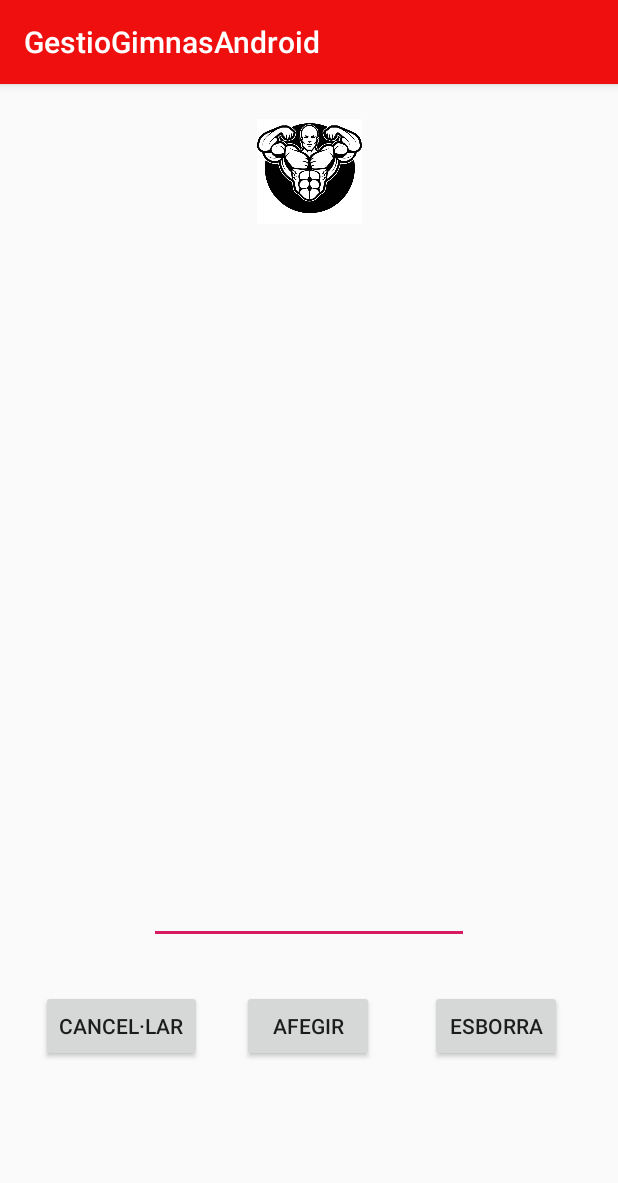
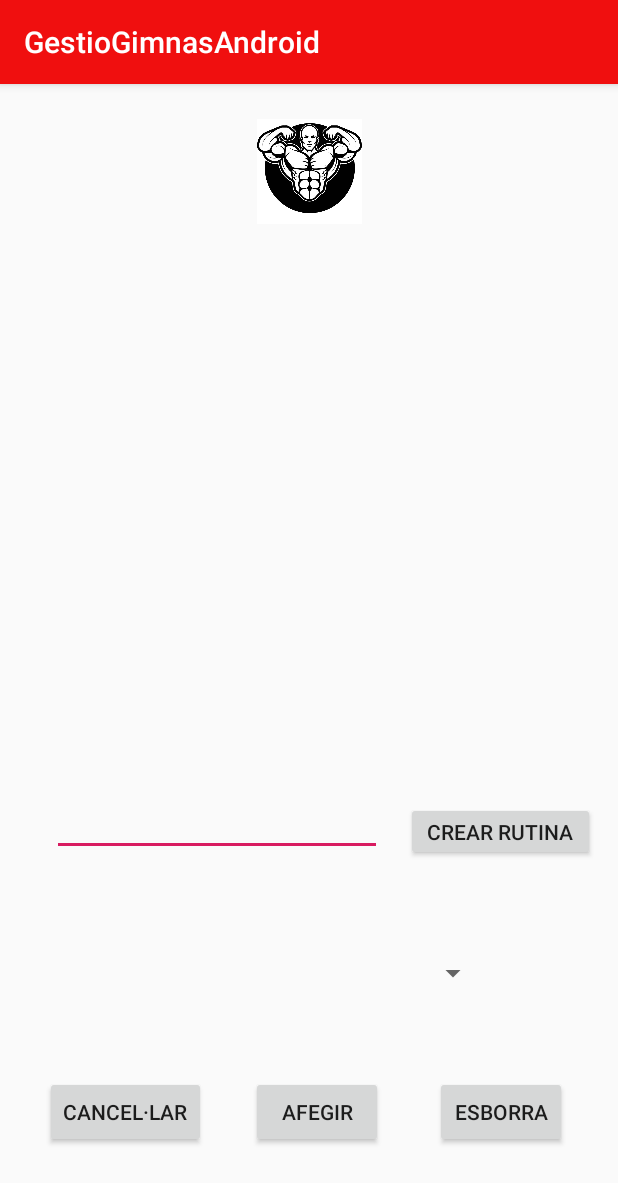
Before and after one commit to pinzon25/GestioGimnasAndroid, an Android app: the DetailActivityRutines screen opened directly, with no data from a screen before it, after a tap on "AFEGIR", on a phone screen of 412 x 824 dp. Shown: the top 1183 px of the screen. Run offline under Robolectric (Android 15) with nearby library versions, the phone set to English and light mode, and no system bars; our stand-ins replace Firebase (no records; nobody signed in at launch, a user with empty details on screens opened directly); 1 statement that could not run was skipped.

Commit message:
-implementat un Spinner on es mostren les rutines existents.

```diff
--- a/app/src/main/java/ricard/projecte/gestiogimnasandroid/DetailActivityRutines.java
+++ b/app/src/main/java/ricard/projecte/gestiogimnasandroid/DetailActivityRutines.java
@@ -12,15 +12,14 @@ import android.widget.ArrayAdapter;
 import android.widget.Button;
 import android.widget.EditText;
 import android.widget.ListView;
+import android.widget.Spinner;
 import android.widget.TextView;
 import android.widget.Toast;
 
 import com.google.android.gms.tasks.OnFailureListener;
 import com.google.android.gms.tasks.OnSuccessListener;
 import com.google.android.gms.tasks.Task;
-import com.google.firebase.firestore.DocumentReference;
 import com.google.firebase.firestore.DocumentSnapshot;
-import com.google.firebase.firestore.FieldValue;
 import com.google.firebase.firestore.FirebaseFirestore;
 import com.google.firebase.firestore.QuerySnapshot;
 
@@ -29,34 +28,45 @@ import java.util.HashMap;
 import java.util.List;
 import java.util.Map;
 
+import static android.R.layout.simple_spinner_item;
+
 public class DetailActivityRutines extends AppCompatActivity {
     public FirebaseFirestore db = FirebaseFirestore.getInstance();
     public Client c;
     public Exercici e;
     public ListView exercicis;
     TextView nomMuscul;
+    public Spinner SpRutines;
     public EditText Nrutina;
-    public Button CancelarRutina, afegirExercici, esborrarExercici;
+    public Button CancelarRutina, afegirExercici, esborrarExercici, novaRutina;
     public ArrayList<Exercici> llistaExercicisMuscul;
     public ArrayList<String> exercicisLlista;
+    public List<String> rutinesExistents;
     public String nomRutina;
+    public String[]rut;
 
     @Override
     protected void onCreate(Bundle savedInstanceState) {
         super.onCreate(savedInstanceState);
         setContentView(R.layout.activity_detail_rutines);
+        SpRutines = findViewById(R.id.SpRutinesExistents);
         exercicis = findViewById(R.id.LlistaEx);
         nomMuscul = findViewById(R.id.LbNomMuscul);
         Nrutina = findViewById(R.id.TfNomRutina);
         CancelarRutina = findViewById(R.id.BtCancelarRutines);
         afegirExercici = findViewById(R.id.BtAfegirExercici);
         esborrarExercici = findViewById(R.id.BtEsborraExercici);
+        novaRutina = findViewById(R.id.BtNovaRutina);
         nomRutina="";
+        rut = new String[1];
 
         e = null;
         exercicisLlista = new ArrayList<>();
+        rutinesExistents= new ArrayList<>();
         llistaExercicisMuscul = new ArrayList<>();
         rebreDades();
+
+        //obteRutinesExistents();
 
 
         exercicis.setOnItemClickListener(new AdapterView.OnItemClickListener() {
@@ -64,36 +74,50 @@ public class DetailActivityRutines extends AppCompatActivity {
             public void onItemClick(AdapterView<?> adapterView, View view, int i, long l) {
                     for(int j = 0; j <llistaExercicisMuscul.size();j++ ) {
                         if (adapterView.getItemAtPosition(i).toString().equals(llistaExercicisMuscul.get(i).getNom())) {
-
-                            /*if(nomRutina.isEmpty()) {
-                                Toast.makeText(DetailActivityRutines.this, "No has introduit un nom per a la rutina.", Toast.LENGTH_SHORT).show();
-                            }else {*/
-                                //nomRutina = Nrutina.getText().toString();
                                 Log.d("Nom de la rutina introduit", nomRutina);
                                 e = llistaExercicisMuscul.get(i);
                                 Log.d("exercici clicat", e.getNom());   //Verifica correctament ques'hagi introduit un nom de rutina i el exercici clicat.
                                 break;
-                            //}
                         }
                     }
-               // obteRutina(); //Dintre del onItemClick si que executa el  metode obteRutina().
-
             }
         });
 
-        //obteRutina();//Al posarlo al OnCreate peta.
+        obteRutinesExistents();
 
+        ArrayAdapter adapter= new ArrayAdapter(this, simple_spinner_item,rutinesExistents);
+        adapter.setDropDownViewResource(simple_spinner_item);
+        SpRutines.setAdapter(adapter);
+
+    } //Final OnCreate
+
+
+
+
+
+    //Agafa el contingut del text view i el guarda com a rutina a labbdd.
+    public void creaNovaRutina(View view){
+
+        nomRutina = Nrutina.getText().toString();
+        Map<String, Object> exN = new HashMap<>();
+        exN.put("Nom", nomRutina);
+        Task<Void> querySnapshotTask = db.collection("Clients").document(c.getNom()).collection("Rutines").document(nomRutina).set(exN);
+        Nrutina.setText("");
+        nomRutina="";
+        rutinesExistents.clear();
+        obteRutinesExistents();
     }
 
 
-
+    //Guarda els exercicis a les rutines.
     public void obteRutina(View view) {
+        //String nomrutina="";
         //Exercici ex = DetailActivityRutines.this.e;//Funciona be.
         //Log.d("obteRutina()-->Nom del exercici ex", ex.getNom());
-        Log.d("obteRutina()-->Nom del exercici e", e.getNom());//Aqui tambe obte el exercici global.
+        //Log.d("obteRutina()-->Nom del exercici e", e.getNom());//Aqui tambe obte el exercici global.
         nomRutina = Nrutina.getText().toString();
     if(nomRutina.equals("")){
-        Toast.makeText(DetailActivityRutines.this, "No has introduit un nom per a la rutina.", Toast.LENGTH_SHORT).show();
+        Toast.makeText(DetailActivityRutines.this, "No has escollit la rutina.", Toast.LENGTH_SHORT).show();
     }else {
 
         Map<String, Object> exN = new HashMap<>();
@@ -118,95 +142,12 @@ public class DetailActivityRutines extends AppCompatActivity {
             }
         });
 
-
-        //FUNCIONA
-        /*db.collection("Clients").document(c.getNom()).collection("Rutines").document(nomRutina).set(actv).addOnSuccessListener(new OnSuccessListener() {
-            @Override
-            public void onSuccess(Object o) {
-                Toast.makeText(DetailActivityRutines.this, "Dades guardades", Toast.LENGTH_SHORT).show();
-            }
-        }).addOnFailureListener(new OnFailureListener() {
-            @Override
-            public void onFailure(@NonNull Exception e) {
-                Toast.makeText(DetailActivityRutines.this, "No s'han pogut guardar les dades.", Toast.LENGTH_SHORT).show();
-            }
-        });*/
-
-        /*DocumentReference docRef = (DocumentReference) db.collection("Clients").document(client.getNom());
-        docRef.update("Cuota", FieldValue.increment(totalsuplement));
-
-        insAct.add(act);*/
-    }
+      }
+    nomRutina="";
     }
 
-    /*
-    //Agafem tots els documents de la coleccio "Rutines".
-        Task<QuerySnapshot> querySnapshotTask = db.collection("Clients").document(c.getNom()).collection("Rutines").get().addOnSuccessListener(new OnSuccessListener<QuerySnapshot>() {
-            @Override
-            public void onSuccess(QuerySnapshot queryDocumentSnapshots) {
-                String nom = "";
-                //Exercici ex = DetailActivityRutines.this.e; //Aqui hem pogut obtenir la variable global d'exercici e.
 
-                List<DocumentSnapshot> documents = queryDocumentSnapshots.getDocuments();
-                Log.d("obteRutina()-->1er querysnapshot.", "Correcte");
-
-                for (DocumentSnapshot document : documents) {//Repassem tots els documents de la coleccio.
-                    //Log.d("obteRutina()-->Nom de la rutina introduit", nomRutina);
-                    nom = document.getString("Nom");
-                    //Log.d("obteRutina()-->Nom del exercici e", e.getNom()); //D'aquesta manera tambe reconeix la variable.
-
-                    //Si el nom de la rutina coincideix amb el de la base de dades, llavors es quan afegim aquell exercici a la rutina, sino, mostrem un toast.
-                    //if (nomRutina.equals(nom)) {
-                        String nomE = document.getString("Nom");
-                        Map<String, Object> exRut = new HashMap<>(); //Creem un hashmap amb les dades del exercici a guardar.
-                        exRut.put("Descripcio", e.getDescripcio());
-                        exRut.put("Nom", e.getNom());
-                        exRut.put("Dificultat", e.getDificultat());
-                        exRut.put("Benefici", e.getBenefici());
-
-                        //Guardem les dades del hashmap dintre del document nou.
-                        db.collection("Clients").document(c.getNom()).collection("Rutines").document(nomRutina).collection("exercicis").document(nomE).set(exRut);/*.addOnSuccessListener(new OnSuccessListener() {
-                            @Override
-                            public void onSuccess(Object o) {
-                                Toast.makeText(DetailActivityRutines.this, "Exercici afegit a la rutina" + nomRutina, Toast.LENGTH_SHORT).show();
-                            }
-                        }).addOnFailureListener(new OnFailureListener() {
-                            @Override
-                            public void onFailure(@NonNull Exception e) {
-                                Toast.makeText(DetailActivityRutines.this, "No s'han pogut guardar les dades.", Toast.LENGTH_SHORT).show();
-                            }
-                        });*/
-    // }
-
-
-
-
-
-    /*public void afegirExercici(View view){
-    //obteRutina();
-    }*/
-
-    /*public void guardaRutina(final String nom, Exercici ex){
-        String nomEx="";
-        Map<String, Object> exRut = new HashMap<>();
-        exRut.put("Descripcio", ex.getDescripcio());
-        exRut.put("Nom", ex.getNom());
-        exRut.put("Dificultat", ex.getDificultat());
-        exRut.put("Benefici", ex.getBenefici());
-
-        db.collection("Clients").document(c.getNom()).collection("Rutines").document(nom).collection("exercicis").document(ex.getNom()).set(exRut).addOnSuccessListener(new OnSuccessListener() {
-            @Override
-            public void onSuccess(Object o) {
-                Toast.makeText(DetailActivityRutines.this, "Exercici afegit a la rutina" + nom, Toast.LENGTH_SHORT).show();
-            }
-        }).addOnFailureListener(new OnFailureListener() {
-            @Override
-            public void onFailure(@NonNull Exception e) {
-                Toast.makeText(DetailActivityRutines.this, "No s'han pogut guardar les dades.", Toast.LENGTH_SHORT).show();
-            }
-        });
-    }*/
-
+    //Obte les dades de la activity anterior.
     public void rebreDades(){
         String nom="";
         Intent in = getIntent();
@@ -215,6 +156,8 @@ public class DetailActivityRutines extends AppCompatActivity {
         obteExercicisMuscul(nom);
         nomMuscul.setText(nom);
     }
+
+    //Obte els exercicis del muscul escollit.
     public void obteExercicisMuscul(String nomMuscul){
         Task<QuerySnapshot> querySnapshotTask = db.collection("Exercicis").document(nomMuscul).collection("Exercici").get().addOnSuccessListener(new OnSuccessListener<QuerySnapshot>() {
             @Override
@@ -234,13 +177,31 @@ public class DetailActivityRutines extends AppCompatActivity {
                     llistaExercicisMuscul.add(ex);
                     exercicisLlista.add(ex.getNom());
                     Log.d("exerciciLlista conte",ex.getNom()); //Verifiquem el nom que ens arriba des de la activity ActivitatsUsuari.
-                    ArrayAdapter adaptador = new ArrayAdapter(DetailActivityRutines.this,android.R.layout.simple_list_item_1,exercicisLlista);
+                    ArrayAdapter adaptador = new ArrayAdapter(DetailActivityRutines.this, android.R.layout.simple_list_item_1,exercicisLlista);
                     exercicis.setAdapter(adaptador);
                 }
             }
         });
     }
 
+    //Llegeix les rutines existents a la BBDD.
+    public void obteRutinesExistents(){
+        //final ArrayList<String> llistaRut = new ArrayList<>();
+        Task<QuerySnapshot> querySnapshotTask = db.collection("Clients").document(c.getNom()).collection("Rutines").get().addOnSuccessListener(new OnSuccessListener<QuerySnapshot>() {
+            @Override
+            public void onSuccess(QuerySnapshot queryDocumentSnapshots) {
+                String nom = "";
+
+                List<DocumentSnapshot> documents = queryDocumentSnapshots.getDocuments();
+                for (DocumentSnapshot document : documents) {
+                    nom = document.getString("Nom");
+                    rutinesExistents.add(nom);
+                }
+              }
+            });
+        }
+
+
     public void sortir(View view){
         finish();
     }
--- a/app/src/main/res/layout/activity_detail_rutines.xml
+++ b/app/src/main/res/layout/activity_detail_rutines.xml
@@ -43,13 +43,14 @@
                 app:layout_constraintStart_toStartOf="parent"
                 app:layout_constraintTop_toTopOf="parent"
                 app:srcCompat="@drawable/bodybuilder" />
-        </androidx.constraintlayout.widget.ConstraintLayout>
+
+    </androidx.constraintlayout.widget.ConstraintLayout>
 
 
         <ListView
             android:id="@+id/LlistaEx"
             android:layout_width="match_parent"
-            android:layout_height="371dp" />
+            android:layout_height="300dp" />
 
         <androidx.constraintlayout.widget.ConstraintLayout
             android:layout_width="match_parent"
@@ -67,6 +68,31 @@
                 <androidx.constraintlayout.widget.ConstraintLayout
                     android:layout_width="match_parent"
                     android:layout_height="match_parent">
+
+                    <EditText
+                        android:id="@+id/TfNomRutina"
+                        android:layout_width="220dp"
+                        android:layout_height="33dp"
+                        android:layout_marginTop="2dp"
+                        android:ems="10"
+                        android:inputType="textPersonName"
+                        android:textSize="12sp"
+                        app:layout_constraintBottom_toTopOf="@+id/BtAfegirExercici"
+                        app:layout_constraintEnd_toEndOf="parent"
+                        app:layout_constraintHorizontal_bias="0.181"
+                        app:layout_constraintStart_toStartOf="parent"
+                        app:layout_constraintTop_toTopOf="parent"
+                        app:layout_constraintVertical_bias="0.3" />
+
+                    <Spinner
+                        android:id="@+id/SpRutinesExistents"
+                        android:layout_width="240dp"
+                        android:layout_height="19dp"
+                        android:contextClickable="false"
+                        app:layout_constraintBottom_toBottomOf="parent"
+                        app:layout_constraintEnd_toEndOf="parent"
+                        app:layout_constraintStart_toStartOf="parent"
+                        app:layout_constraintTop_toTopOf="parent" />
 
                     <Button
                         android:id="@+id/BtCancelarRutina"
@@ -87,9 +113,9 @@
                         android:text="Afegir"
                         app:layout_constraintBottom_toBottomOf="parent"
                         app:layout_constraintEnd_toEndOf="parent"
-                        app:layout_constraintHorizontal_bias="0.498"
+                        app:layout_constraintHorizontal_bias="0.517"
                         app:layout_constraintStart_toStartOf="parent"
-                        app:layout_constraintTop_toTopOf="parent" />
+                        app:layout_constraintTop_toBottomOf="@+id/SpRutinesExistents" />
 
                     <Button
                         android:id="@+id/BtEsborraExercici"
@@ -101,17 +127,16 @@
                         app:layout_constraintStart_toEndOf="@+id/BtAfegirExercici"
                         app:layout_constraintTop_toTopOf="@+id/BtAfegirExercici" />
 
-                    <EditText
-                        android:id="@+id/TfNomRutina"
-                        android:layout_width="wrap_content"
-                        android:layout_height="wrap_content"
-                        android:layout_marginTop="10dp"
-                        android:ems="10"
-                        android:inputType="textPersonName"
-                        app:layout_constraintBottom_toTopOf="@+id/BtAfegirExercici"
+                    <Button
+                        android:id="@+id/BtNovaRutina"
+                        android:layout_width="126dp"
+                        android:layout_height="39dp"
+                        android:onClick="creaNovaRutina"
+                        android:text="Crear Rutina"
+                        app:layout_constraintBottom_toBottomOf="@+id/TfNomRutina"
                         app:layout_constraintEnd_toEndOf="parent"
-                        app:layout_constraintStart_toStartOf="parent"
-                        app:layout_constraintTop_toTopOf="parent" />
+                        app:layout_constraintStart_toEndOf="@+id/TfNomRutina"
+                        app:layout_constraintTop_toTopOf="@+id/TfNomRutina" />
 
                 </androidx.constraintlayout.widget.ConstraintLayout>
             </LinearLayout>
```
